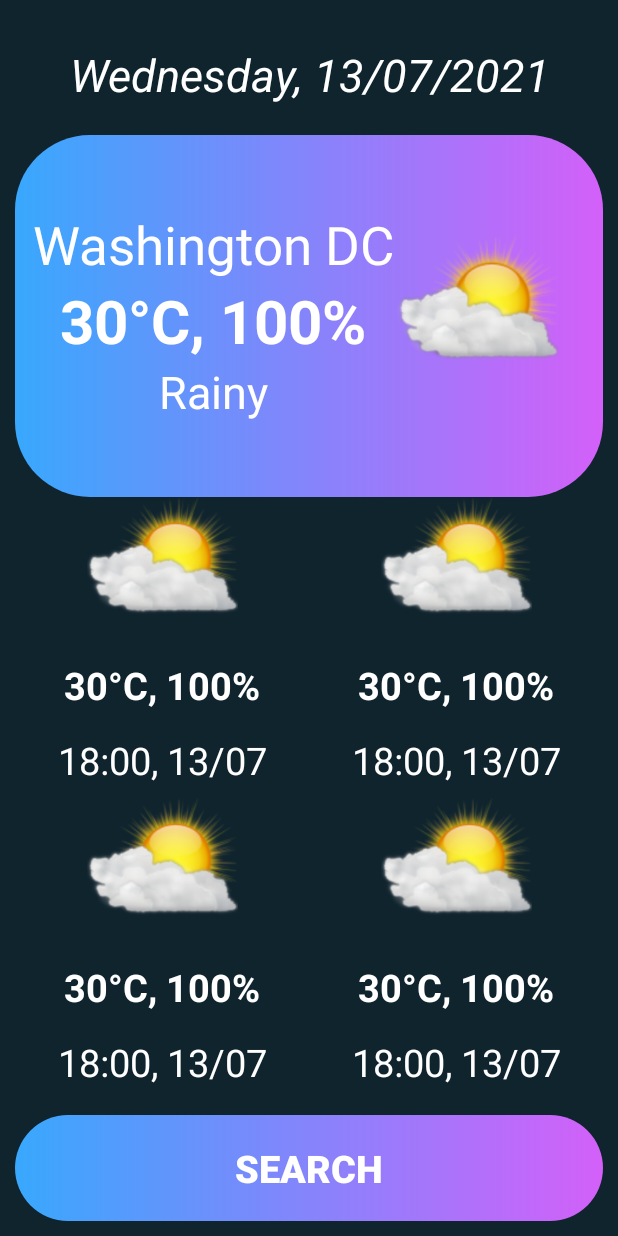
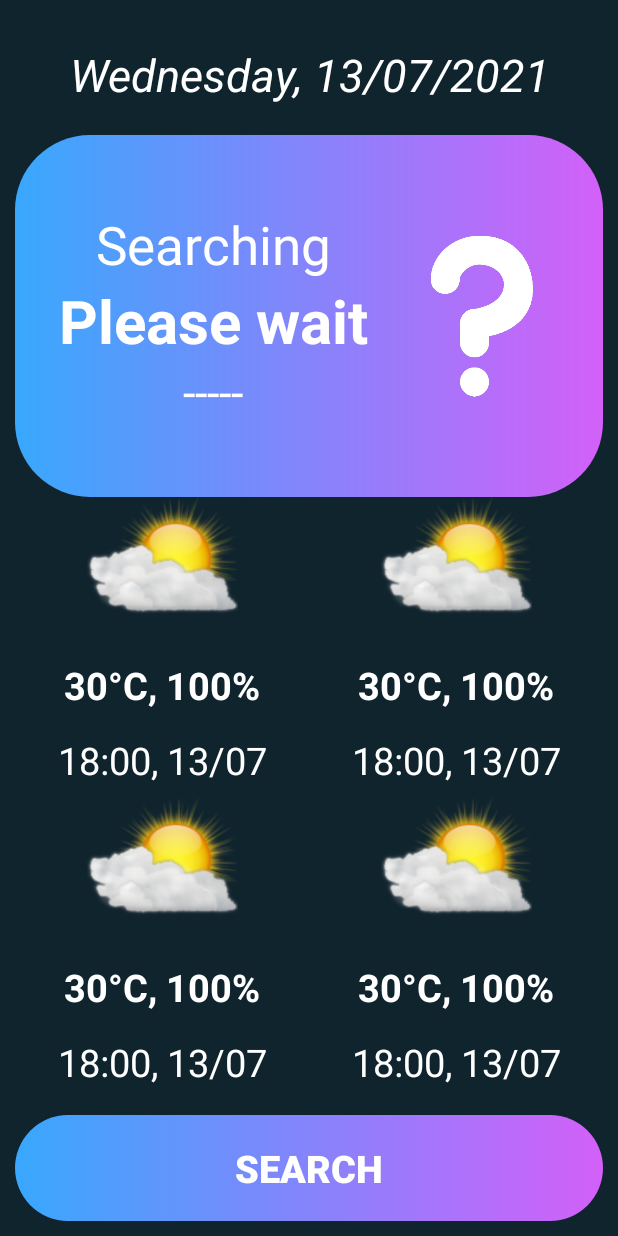
Before and after one commit to tltson299/WeatherApp, an Android app: the screen it shows after launch (MainActivity), on a phone screen of 412 x 824 dp. Run offline under Robolectric (Android 15) with nearby library versions, the phone set to English and light mode, and no system bars; libraries missing offline, so code that uses them is left out: com.loopj.android, cz.msebera.android; plain views replace AutoResizeTextView.

Commit message:
Solve Conflict+ Create Main Activity

```diff
--- a/19125063_19125119/app/build.gradle
+++ b/19125063_19125119/app/build.gradle
@@ -43,3 +43,6 @@ dependencies {
 
     implementation 'com.github.AndroidDeveloperLB:AutoFitTextView:8'
 }
+dependencies {
+    implementation 'com.loopj.android:android-async-http:1.4.9'
+}
--- a/19125063_19125119/app/src/main/AndroidManifest.xml
+++ b/19125063_19125119/app/src/main/AndroidManifest.xml
@@ -2,6 +2,7 @@
 <manifest xmlns:android="http://schemas.android.com/apk/res/android"
     package="com.a19125063_19125119">
 
+    <uses-permission android:name="android.permission.ACCESS_COARSE_LOCATION" />
     <uses-permission android:name="android.permission.INTERNET"/>
 
     <application
--- a/19125063_19125119/app/src/main/java/com/a19125063_19125119/MainActivity.java
+++ b/19125063_19125119/app/src/main/java/com/a19125063_19125119/MainActivity.java
@@ -1,53 +1,223 @@
 package com.a19125063_19125119;
 
+import androidx.annotation.NonNull;
 import androidx.appcompat.app.AppCompatActivity;
+import androidx.core.app.ActivityCompat;
 
+import android.Manifest;
+import android.content.Context;
+import android.content.Intent;
+import android.content.pm.PackageManager;
+import android.location.Location;
+import android.location.LocationListener;
+import android.location.LocationManager;
 import android.os.Bundle;
 import android.util.Log;
+import android.widget.ImageView;
+import android.widget.RelativeLayout;
+import android.widget.TextView;
+import android.widget.Toast;
 
 import com.a19125063_19125119.api.ApiService;
 import com.a19125063_19125119.weathermodel.WeatherDetail;
+import com.loopj.android.http.AsyncHttpClient;
+import com.loopj.android.http.JsonHttpResponseHandler;
+import com.loopj.android.http.RequestParams;
+
+import org.json.JSONObject;
 
 import java.text.SimpleDateFormat;
 import java.util.Date;
 
+import cz.msebera.android.httpclient.Header;
 import retrofit2.Call;
 import retrofit2.Callback;
 import retrofit2.Response;
 
 public class MainActivity extends AppCompatActivity {
 
-    private static final String defaultCity = "Saigon";
-    private String selectedCity = "";
-    private static final SimpleDateFormat sdf = new SimpleDateFormat("dd/MM/yyyy kk:mm:ss");
+    final String APP_ID = "74af5f28937af771771371d7d217498f";
+    final String WEATHER_URL = "https://api.openweathermap.org/data/2.5/weather";
+
+    final long MIN_TIME = 5000;
+    final float MIN_DISTANCE = 1000;
+    final int REQUEST_CODE = 101;
+
+
+    String Location_Provider = LocationManager.GPS_PROVIDER;
+
+    TextView NameofCity, weatherState, Temperature;
+    ImageView mweatherIcon;
+
+    RelativeLayout mCityFinder;
+
+
+    LocationManager mLocationManager;
+    LocationListener mLocationListner;
 
     @Override
     protected void onCreate(Bundle savedInstanceState) {
         super.onCreate(savedInstanceState);
         setContentView(R.layout.activity_main);
 
-        getSelectedWeatherDetail("");
+        weatherState = findViewById(R.id.tvWeatherType);
+        Temperature = findViewById(R.id.tvDegree);
+        mweatherIcon = findViewById(R.id.imgWeatherIcon);
+        //mCityFinder = findViewById(R.id.cityFinder);
+        NameofCity = findViewById(R.id.tvCity);
+
+    }
+    @Override
+    protected void onResume() {
+        super.onResume();
+        Intent mIntent=getIntent();
+        String city= mIntent.getStringExtra("City");
+        if(city!=null)
+        {
+            getWeatherForNewCity(city);
+        }
+        else
+        {
+            getWeatherForCurrentLocation();
+        }
+
     }
 
-    private void getSelectedWeatherDetail(String city) {
-        String selected;
-        if(city.equals("")) {
-            selected = defaultCity;
-        }else{
-            selected = city;
-        }
 
-        ApiService.apiService.getWeather(selected, "metric", 5,"b9c9cb24ed8b56758aa8f6788235bd09").enqueue(new Callback<WeatherDetail>() {
+    private void getWeatherForNewCity(String city)
+    {
+        RequestParams params=new RequestParams();
+        params.put("q",city);
+        params.put("appid",APP_ID);
+        letsdoSomeNetworking(params);
+
+    }
+
+
+
+
+    private void getWeatherForCurrentLocation() {
+
+        mLocationManager = (LocationManager) getSystemService(Context.LOCATION_SERVICE);
+        mLocationListner = new LocationListener() {
             @Override
-            public void onResponse(Call<WeatherDetail> call, Response<WeatherDetail> response) {
-                WeatherDetail detail = response.body();
-                Log.d("DEBUG", detail.city.name+": "+detail.list.get(0).dt_txt);
+            public void onLocationChanged(Location location) {
+
+                String Latitude = String.valueOf(location.getLatitude());
+                String Longitude = String.valueOf(location.getLongitude());
+
+                RequestParams params =new RequestParams();
+                //params.put("lat" ,Latitude);
+                //params.put("lon",Longitude);
+                //This will get u to HCM City to cheat
+                params.put("lat" ,10.7752187);
+                params.put("lon",106.680853);
+                params.put("appid",APP_ID);
+                letsdoSomeNetworking(params);
+
             }
 
             @Override
-            public void onFailure(Call<WeatherDetail> call, Throwable t) {
-                Log.d("DEBUG", t.getMessage());
+            public void onStatusChanged(String provider, int status, Bundle extras) {
+
+            }
+
+            @Override
+            public void onProviderEnabled(String provider) {
+
+            }
+
+            @Override
+            public void onProviderDisabled(String provider) {
+                //not able to get location
+            }
+        };
+
+
+        if (ActivityCompat.checkSelfPermission(this, Manifest.permission.ACCESS_FINE_LOCATION) != PackageManager.PERMISSION_GRANTED && ActivityCompat.checkSelfPermission(this, Manifest.permission.ACCESS_COARSE_LOCATION) != PackageManager.PERMISSION_GRANTED) {
+            // TODO: Consider calling
+            //    ActivityCompat#requestPermissions
+            // here to request the missing permissions, and then overriding
+            //   public void onRequestPermissionsResult(int requestCode, String[] permissions,
+            //                                          int[] grantResults)
+            // to handle the case where the user grants the permission. See the documentation
+            // for ActivityCompat#requestPermissions for more details.
+            ActivityCompat.requestPermissions(this,new String[]{Manifest.permission.ACCESS_FINE_LOCATION},REQUEST_CODE);
+            return;
+        }
+        mLocationManager.requestLocationUpdates(Location_Provider, MIN_TIME, MIN_DISTANCE, mLocationListner);
+
+    }
+
+
+    @Override
+    public void onRequestPermissionsResult(int requestCode, @NonNull String[] permissions, @NonNull int[] grantResults) {
+        super.onRequestPermissionsResult(requestCode, permissions, grantResults);
+
+
+        if(requestCode==REQUEST_CODE)
+        {
+            if(grantResults.length>0 && grantResults[0]==PackageManager.PERMISSION_GRANTED)
+            {
+                Toast.makeText(MainActivity.this,"Get Location Successfully",Toast.LENGTH_SHORT).show();
+                getWeatherForCurrentLocation();
+            }
+            else
+            {
+                //user denied the permission
+            }
+        }
+
+
+    }
+
+
+    private  void letsdoSomeNetworking(RequestParams params)
+    {
+        AsyncHttpClient client = new AsyncHttpClient();
+        client.get(WEATHER_URL,params,new JsonHttpResponseHandler()
+        {
+            @Override
+            public void onSuccess(int statusCode, Header[] headers, JSONObject response) {
+
+                Toast.makeText(MainActivity.this,"Get Data Success",Toast.LENGTH_SHORT).show();
+
+                weatherData weatherD=weatherData.fromJson(response);
+                updateUI(weatherD);
+
+
+                // super.onSuccess(statusCode, headers, response);
+            }
+
+
+            @Override
+            public void onFailure(int statusCode, Header[] headers, Throwable throwable, JSONObject errorResponse) {
+                //super.onFailure(statusCode, headers, throwable, errorResponse);
             }
         });
+
+
+
+    }
+
+    private  void updateUI(weatherData weather){
+
+
+        Temperature.setText(weather.getmTemperature());
+        NameofCity.setText(weather.getMcity());
+        weatherState.setText(weather.getmWeatherType());
+        int resourceID=getResources().getIdentifier(weather.getMicon(),"drawable",getPackageName());
+        mweatherIcon.setImageResource(resourceID);
+
+
+    }
+
+    @Override
+    protected void onPause() {
+        super.onPause();
+        if(mLocationManager!=null)
+        {
+            mLocationManager.removeUpdates(mLocationListner);
+        }
     }
 }
--- a/19125063_19125119/app/src/main/res/layout/activity_main.xml
+++ b/19125063_19125119/app/src/main/res/layout/activity_main.xml
@@ -54,7 +54,7 @@
                         android:id="@+id/tvCity"
                         android:layout_width="0dp"
                         android:layout_height="wrap_content"
-                        android:text="Washington DC"
+                        android:text="Searching"
                         android:textColor="@color/white"
                         android:textSize="35sp"
 
@@ -68,7 +68,7 @@
                         android:layout_width="0dp"
                         android:layout_height="wrap_content"
                         android:gravity="center"
-                        android:text="30°C, 100%"
+                        android:text="Please wait"
                         android:textColor="@color/white"
                         android:textSize="40sp"
                         android:textStyle="bold"
@@ -81,7 +81,7 @@
                         android:id="@+id/tvWeatherType"
                         android:layout_width="0dp"
                         android:layout_height="wrap_content"
-                        android:text="Rainy"
+                        android:text="-----"
                         android:textColor="@color/white"
                         android:textSize="30sp"
                         app:layout_constraintLeft_toLeftOf="parent"
@@ -101,7 +101,7 @@
                 android:layout_width="match_parent"
                 android:layout_height="match_parent"
                 android:layout_marginRight="30dp"
-                android:src="@drawable/cool"
+                android:src="@drawable/finding"
                 android:id="@+id/imgWeatherIcon"/>
         </LinearLayout>
 
@@ -149,7 +149,6 @@
                     android:layout_width="match_parent"
                     android:layout_height="0dp"
                     android:ellipsize="none"
-                    android:maxLines="1"
                     app:layout_constraintTop_toBottomOf="@id/tvDegree1"
                     app:layout_constraintStart_toStartOf="parent"
                     app:layout_constraintEnd_toEndOf="parent"
@@ -158,7 +157,8 @@
                     android:gravity="center_vertical|center_horizontal"
                     android:id="@+id/tvDate1"
                     android:textColor="@color/white"
-                    android:text="18:00, 13/07"/>
+                    android:text="18:00, 13/07"
+                    android:singleLine="true" />
 
             </androidx.constraintlayout.widget.ConstraintLayout>
 
@@ -201,14 +201,13 @@
                     android:layout_width="match_parent"
                     android:layout_height="0dp"
                     android:ellipsize="none"
-                    android:maxLines="1"
                     app:layout_constraintTop_toBottomOf="@id/tvDegree2"
                     app:layout_constraintStart_toStartOf="parent"
                     app:layout_constraintEnd_toEndOf="parent"
                     app:layout_constraintHeight_percent="0.25"
                     android:textSize="25sp"
                     android:gravity="center_vertical|center_horizontal"
-                    android:id="@+id/tvDate1"
+                    android:id="@+id/tvDate2"
                     android:textColor="@color/white"
                     android:text="18:00, 13/07"/>
 
@@ -261,7 +260,6 @@
                     android:layout_width="match_parent"
                     android:layout_height="0dp"
                     android:ellipsize="none"
-                    android:maxLines="1"
                     app:layout_constraintTop_toBottomOf="@id/tvDegree3"
                     app:layout_constraintStart_toStartOf="parent"
                     app:layout_constraintEnd_toEndOf="parent"
@@ -314,7 +312,6 @@
                     android:layout_width="match_parent"
                     android:layout_height="0dp"
                     android:ellipsize="none"
-                    android:maxLines="1"
                     app:layout_constraintTop_toBottomOf="@id/tvDegree4"
                     app:layout_constraintStart_toStartOf="parent"
                     app:layout_constraintEnd_toEndOf="parent"
--- a/19125063_19125119/build.gradle
+++ b/19125063_19125119/build.gradle
@@ -5,7 +5,7 @@ buildscript {
         mavenCentral()
     }
     dependencies {
-        classpath "com.android.tools.build:gradle:4.2.2"
+        classpath 'com.android.tools.build:gradle:4.0.1'
 
         // NOTE: Do not place your application dependencies here; they belong
         // in the individual module build.gradle files
```
Also changed, not shown: 19125063_19125119/app/src/main/java/com/a19125063_19125119/cityFinder.java (added, +40 -0 lines), 19125063_19125119/app/src/main/java/com/a19125063_19125119/weatherData.java (added, +109 -0 lines), 19125063_19125119/app/src/main/res/drawable/buttondesign.xml (added, +10 -0 lines), 19125063_19125119/app/src/main/res/drawable/edittextdesign.xml (added, +7 -0 lines), 19125063_19125119/app/src/main/res/layout/activity_city_finder.xml (added, +42 -0 lines), 19125063_19125119/app/src/main/res/drawable/finding.png (added), 19125063_19125119/app/src/main/res/drawable/left.png (added), 19125063_19125119/app/src/main/res/drawable/lightrain.png (added), 19125063_19125119/app/src/main/res/drawable/shower.png (added), 19125063_19125119/app/src/main/res/drawable/snow1.png (added), 19125063_19125119/app/src/main/res/drawable/sunny.png (added), 19125063_19125119/gradle/wrapper/gradle-wrapper.properties.
